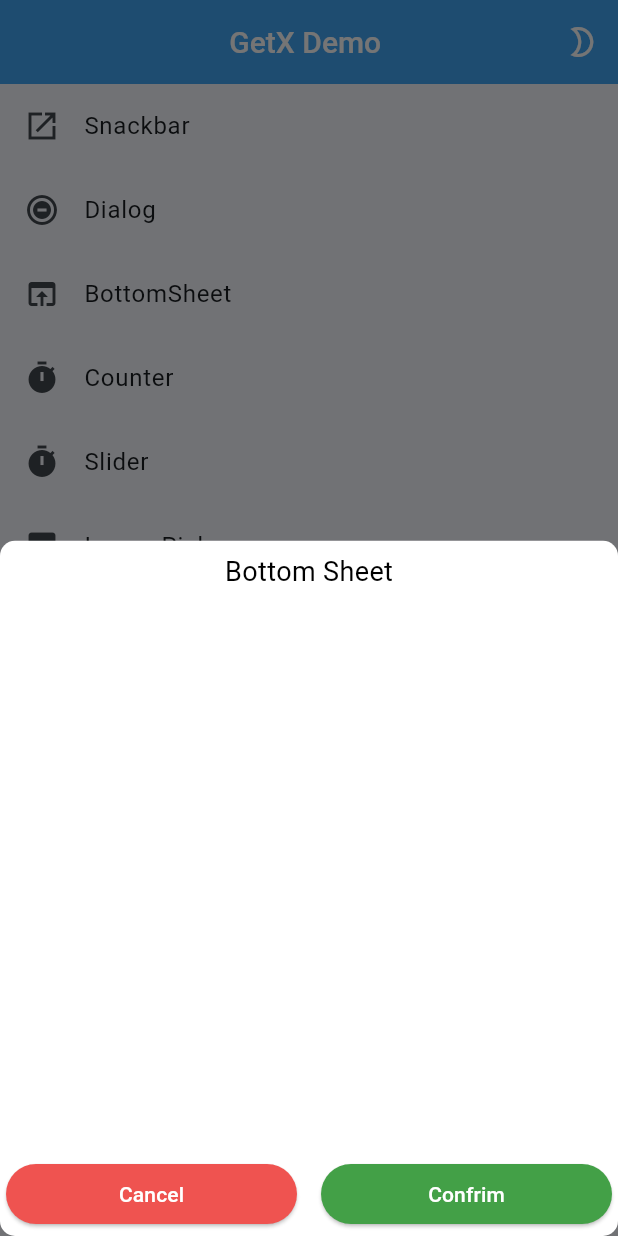
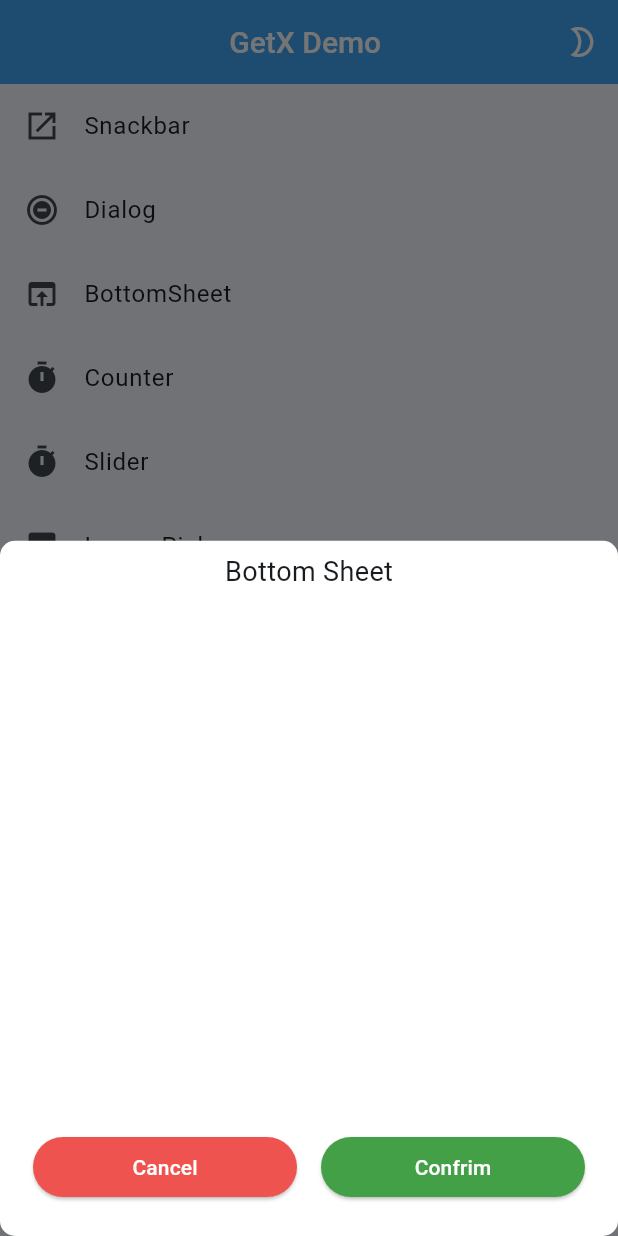
Before and after one commit to Aditya6371/getxdemo, a Flutter app: the screen it shows after launch, after a tap on "BottomSheet", on a phone screen of 412 x 824 dp. Run offline on Flutter 3.47's test engine with Material 3 defaults, Android fonts, the light colour scheme and no system bars; our stand-ins replace get.

```diff
--- a/lib/screens/Homepage.dart
+++ b/lib/screens/Homepage.dart
@@ -7,6 +7,7 @@ import '../screens/CounterScreen.dart';
 import '../resources/Color.dart';
 import '../screens/slider.dart';
 import '../Controller/theme_controller.dart';
+import 'TextFieldScreen.dart';
 
 class HomePage extends StatelessWidget {
   const HomePage({super.key});
@@ -39,41 +40,43 @@ class HomePage extends StatelessWidget {
             ListTile(
               leading: const Icon(Icons.open_in_new_sharp),
               title: const Text("Snackbar"),
-              onTap: () => Get.snackbar("Hii", "This Is a test",
+              onTap: () => Get.snackbar("Hii, Test", "This Is a test",
                   titleText: const Text(
-                    "Hii",
+                    "Hii, Test",
                     style: TextStyle(
                       fontWeight: FontWeight.w600,
                       fontSize: 22,
-                        color: Colors.white),
+                      //color: Colors.white
+                    ),
                   ),
                   messageText: const Text(
                     "This is a Test message",
                     style: TextStyle(
                       fontWeight: FontWeight.w400,
                       fontSize: 18,
-                        color: Colors.white),
+                      //color: Colors.white
                     ),
-                  colorText: colorConstant.Textcolor,
-                  backgroundColor: colorConstant.Primarycolor,
-                  snackPosition: SnackPosition.BOTTOM),
+                  ),
+                  //colorText: colorConstant.Textcolor,
+                  //backgroundColor: colorConstant.Primarycolor,
+                  snackPosition: SnackPosition.TOP),
             ),
             ListTile(
               leading: const Icon(Icons.do_not_disturb_on_total_silence),
               title: const Text("Dialog"),
               onTap: () => Get.defaultDialog(
-                backgroundColor: colorConstant.Primarycolor,
-                titleStyle:
-                    TextStyle(color: colorConstant.Textcolor, fontSize: 18),
-                title: "Test",
-                content: Text(
+                //backgroundColor: colorConstant.Primarycolor,
+                // titleStyle:TextStyle(color: colorConstant.Textcolor, fontSize: 18),
+                title: "Hii,Test",
+                content: const Text(
                   "This is a text message",
-                  style:
-                      TextStyle(color: colorConstant.Textcolor, fontSize: 16),
+                  style: TextStyle(
+                      //color: colorConstant.Textcolor,
+                      fontSize: 16),
                 ),
-                confirmTextColor: colorConstant.TxtBlack,
-                cancelTextColor: colorConstant.TxtBlack,
-                buttonColor: colorConstant.Primarycolorlight,
+                // confirmTextColor: colorConstant.TxtBlack,
+                // cancelTextColor: colorConstant.TxtBlack,
+                // buttonColor: colorConstant.Primarycolorlight,
                 confirm: ElevatedButton(
                   onPressed: () {
                     log("Okaai Clicked");
@@ -100,18 +103,22 @@ class HomePage extends StatelessWidget {
                   Column(
                     mainAxisAlignment: MainAxisAlignment.spaceBetween,
                     children: [
-                      Padding(
-                        padding: const EdgeInsets.all(8.0),
+                      const Padding(
+                        padding: EdgeInsets.all(8.0),
                         child: Center(
                           child: Text(
                             'Bottom Sheet',
                             style: TextStyle(
-                                fontSize: 18, color: colorConstant.TxtBlack),
+                              fontSize: 18,
+                              //color: colorConstant.TxtBlack
+                            ),
                           ),
                         ),
                       ),
                       SizedBox(
                         width: double.infinity,
+                        child: Padding(
+                          padding: const EdgeInsets.all(18.0),
                           child: Row(
                             crossAxisAlignment: CrossAxisAlignment.center,
                             mainAxisAlignment: MainAxisAlignment.spaceBetween,
@@ -121,7 +128,8 @@ class HomePage extends StatelessWidget {
                                   padding: const EdgeInsets.all(4.0),
                                   child: ElevatedButton(
                                     style: ElevatedButton.styleFrom(
-                                      backgroundColor: colorConstant.CnlButton),
+                                        backgroundColor:
+                                            colorConstant.CnlButton),
                                     onPressed: () {
                                       Get.back();
                                     },
@@ -141,7 +149,8 @@ class HomePage extends StatelessWidget {
                                   padding: const EdgeInsets.all(4.0),
                                   child: ElevatedButton(
                                     style: ElevatedButton.styleFrom(
-                                      backgroundColor: colorConstant.CnfButton),
+                                        backgroundColor:
+                                            colorConstant.CnfButton),
                                     onPressed: () {
                                       Get.back();
                                       log("Confrim button Clicked");
@@ -155,6 +164,7 @@ class HomePage extends StatelessWidget {
                                 ),
                               ),
                             ],
+                          ),
                         ),
                       ),
                     ],
@@ -190,6 +200,13 @@ class HomePage extends StatelessWidget {
                 Get.to(ImagePicker());
               },
             ),
+            ListTile(
+              leading: const Icon(Icons.edit_document),
+              title: const Text("TextFields"),
+              onTap: () {
+                Get.to(const TestFieldScreen());
+              },
+            ),
           ],
         ),
       ),
```
Also changed, not shown: lib/screens/TextFieldScreen.dart (added, +141 -0 lines). Lines whose indentation alone changed are shown as unchanged.
